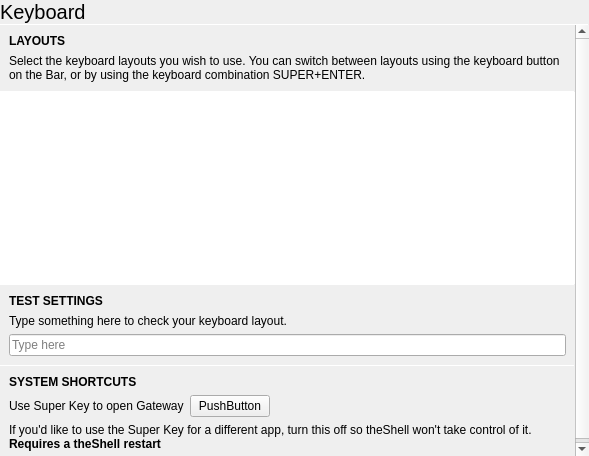
This is statuscenter/CoreSettings/Input/keyboardpane.ui in vicr123/theshell as Qt 5 draws it before an edit. The edited form follows.
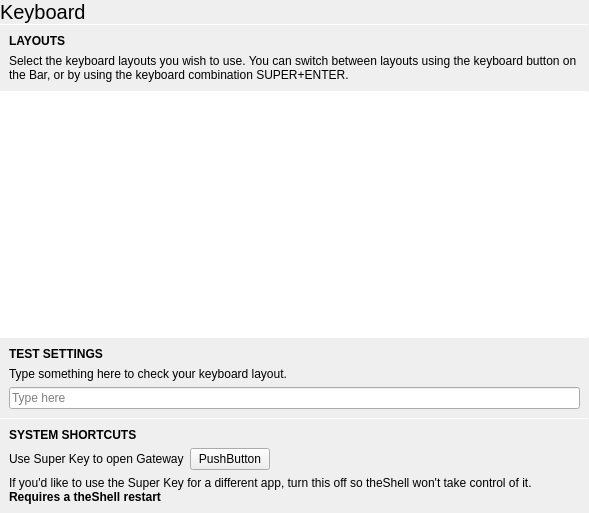
This is the edited form. Icons and pictures are not drawn. Custom widgets are drawn as their Qt base class.

```diff
--- a/statuscenter/CoreSettings/Input/keyboardpane.ui
+++ b/statuscenter/CoreSettings/Input/keyboardpane.ui
@@ -7,7 +7,7 @@
     <x>0</x>
     <y>0</y>
     <width>589</width>
-    <height>456</height>
+    <height>513</height>
    </rect>
   </property>
   <property name="windowTitle">
@@ -92,8 +92,8 @@
            <rect>
             <x>0</x>
             <y>0</y>
-            <width>575</width>
-            <height>461</height>
+            <width>589</width>
+            <height>470</height>
            </rect>
           </property>
           <layout class="QVBoxLayout" name="verticalLayout_3">
```
